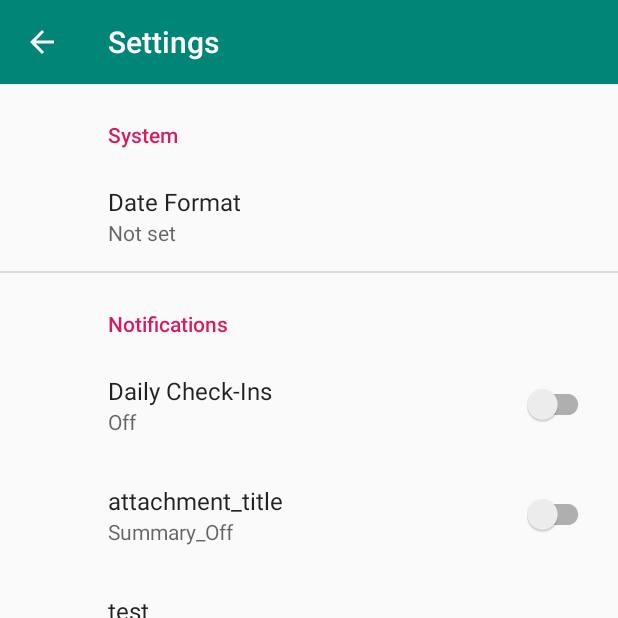
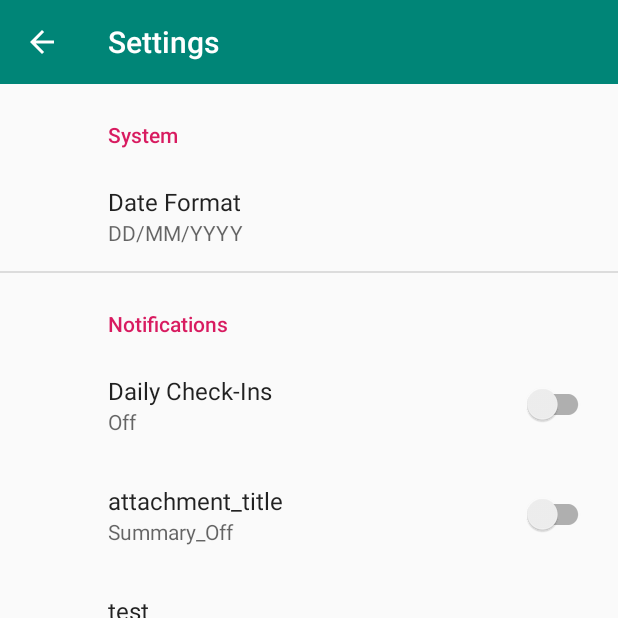
Before and after one commit to vincenty2022/ProductivityApp, an Android app: the SettingsActivity screen opened directly, with no data from a screen before it, on a phone screen of 412 x 824 dp, the top half of it. Run offline under Robolectric (Android 15) with nearby library versions, the phone set to English and light mode, and no system bars; our stand-ins replace androidx.preference.

Commit message:
date format setting implemented.

```diff
--- a/app/src/main/java/com/example/productivity/createTask.kt
+++ b/app/src/main/java/com/example/productivity/createTask.kt
@@ -109,7 +109,7 @@ class createTask : AppCompatActivity() {
 
         val dpd = DatePickerDialog(this, DatePickerDialog.OnDateSetListener {_, myear, mmonth, mday ->
             tempDateArr = arrayOf(myear, mmonth, mday)
-            Date.setText(dateFormatLetters(dateForm, myear, mmonth, mday))
+            Date.setText(dateFormatLetters(dateFormat, myear, mmonth, mday))
         }, year, month, day)
         dpd.show()
     }
--- a/app/src/main/java/com/example/productivity/mainAdapter.kt
+++ b/app/src/main/java/com/example/productivity/mainAdapter.kt
@@ -22,7 +22,7 @@ class mainAdapter(listener: onTaskListener): RecyclerView.Adapter<customViewHold
     override fun onBindViewHolder(holder: customViewHolder, position: Int) {
         val tempTitle = listStor[position].getTitle()
         val tempDue = listStor[position].getDue()
-        val dueFormat = if(tempDue[0] != -1) "Due: ${dateFormatNumbers(dateForm, tempDue[0], tempDue[1], tempDue[2])}"
+        val dueFormat = if(tempDue[0] != -1) "Due: ${dateFormatNumbers(dateFormat, tempDue[0], tempDue[1], tempDue[2])}"
             else "Ongoing"
 
         holder.view.title.setText(tempTitle)
--- a/app/src/main/java/com/example/productivity/settings.kt
+++ b/app/src/main/java/com/example/productivity/userVariables.kt
@@ -1,3 +1,3 @@
 package com.example.productivity
 
-var dateForm = 0
+var dateFormat = 0
--- a/app/src/main/res/values/arrays.xml
+++ b/app/src/main/res/values/arrays.xml
@@ -7,8 +7,8 @@
     </string-array>
 
     <string-array name="dateform_values">
-        <item>dateform_opt_one</item>
-        <item>dateform_opt_two</item>
-        <item>dateform_opt_three</item>
+        <item>0</item>
+        <item>1</item>
+        <item>2</item>
     </string-array>
 </resources>
--- a/app/src/main/res/xml/root_preferences.xml
+++ b/app/src/main/res/xml/root_preferences.xml
@@ -25,7 +25,7 @@
                 app:title="@string/setttings_dateform_title"
                 app:entries="@array/dateform_entries"
                 app:entryValues="@array/dateform_values"
-                app:defaultValue="dateform_option_one"
+                app:defaultValue="0"
                 app:useSimpleSummaryProvider="true"/>
 
     </PreferenceCategory>
@@ -47,7 +47,7 @@
                 app:dependency="notif_onoff"/>
 
         <Preference
-                app:key="test"
+                app:key="toTestActivity"
                 app:title="test"
                 app:fragment="com.example.productivity.testFragment"/>
 
--- a/app/src/main/res/xml/test_second_page.xml
+++ b/app/src/main/res/xml/test_second_page.xml
@@ -5,9 +5,9 @@
     <PreferenceCategory
             app:title="Worked!">
 
-        <Preference
-                app:key="working_test"
-                app:title="Worked!"/>
+        <SwitchPreferenceCompat
+            app:key ="inPref"
+            app:title="Test"/>
 
     </PreferenceCategory>
 
```
Also changed, not shown: app/src/main/java/com/example/productivity/SettingsActivity.kt (+8 -0 lines).
